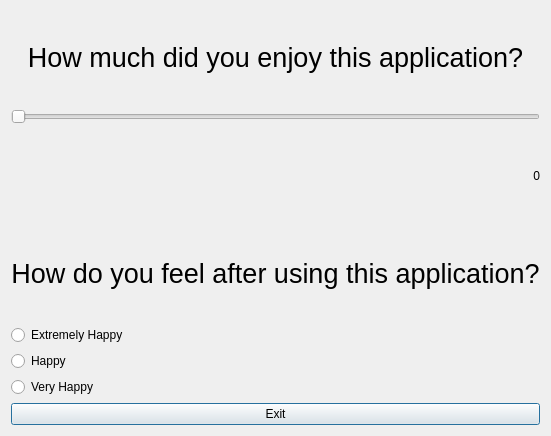
The window that review.ui (samennis1/Lets-Get-Cooking) describes before a commit, drawn with Qt 5.
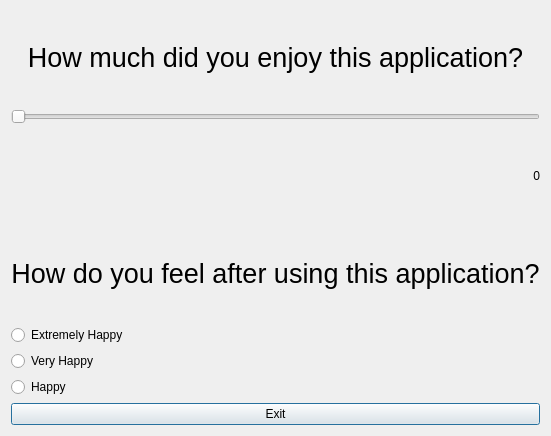
The same window after the commit.

The edit to the form file:
```diff
--- a/review.ui
+++ b/review.ui
@@ -77,7 +77,7 @@
        </property>
       </widget>
      </item>
-     <item row="1" column="0">
+     <item row="3" column="0">
       <widget class="QRadioButton" name="radioButton">
        <property name="text">
         <string>Happy</string>
```
